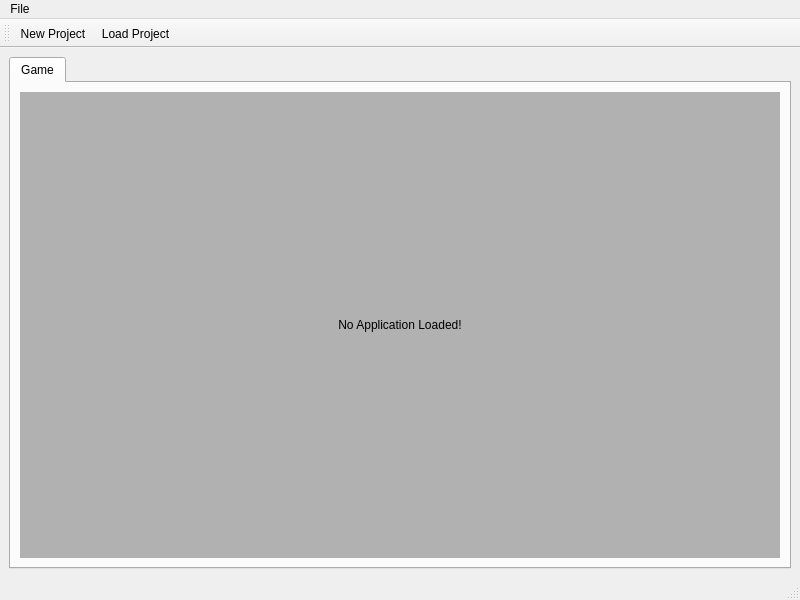
The window that View/mainwindow.ui (BlenderCN-Org/Maditor) describes before a commit, drawn with Qt 5.
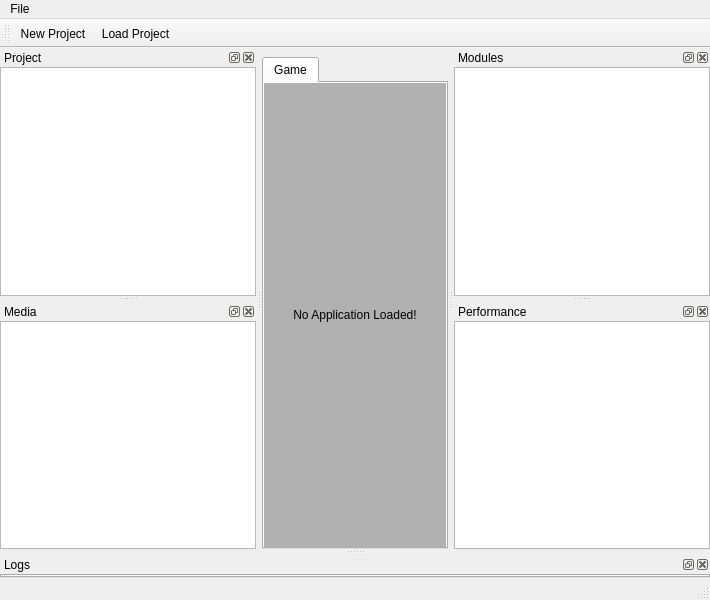
The same window after the commit. Icons and pictures are not drawn. Custom widgets are drawn as their Qt base class.

The edit to the form file:
```diff
--- a/View/mainwindow.ui
+++ b/View/mainwindow.ui
@@ -6,15 +6,39 @@
    <rect>
     <x>0</x>
     <y>0</y>
-    <width>800</width>
+    <width>710</width>
     <height>600</height>
    </rect>
   </property>
   <property name="windowTitle">
    <string>MainWindow</string>
   </property>
+  <property name="iconSize">
+   <size>
+    <width>20</width>
+    <height>20</height>
+   </size>
+  </property>
+  <property name="animated">
+   <bool>true</bool>
+  </property>
+  <property name="dockOptions">
+   <set>QMainWindow::AllowTabbedDocks|QMainWindow::AnimatedDocks</set>
+  </property>
   <widget class="QWidget" name="centralwidget">
    <layout class="QGridLayout" name="gridLayout">
+    <property name="leftMargin">
+     <number>0</number>
+    </property>
+    <property name="rightMargin">
+     <number>0</number>
+    </property>
+    <property name="bottomMargin">
+     <number>0</number>
+    </property>
+    <property name="spacing">
+     <number>0</number>
+    </property>
     <item row="0" column="0">
      <widget class="QTabWidget" name="tabWidget">
       <widget class="QWidget" name="gameTab">
@@ -22,6 +46,21 @@
         <string>Game</string>
        </attribute>
        <layout class="QGridLayout" name="gridLayout_2">
+        <property name="leftMargin">
+         <number>0</number>
+        </property>
+        <property name="topMargin">
+         <number>0</number>
+        </property>
+        <property name="rightMargin">
+         <number>0</number>
+        </property>
+        <property name="bottomMargin">
+         <number>0</number>
+        </property>
+        <property name="spacing">
+         <number>0</number>
+        </property>
         <item row="0" column="0">
          <widget class="Maditor::View::ApplicationWindow" name="game">
           <property name="palette">
@@ -135,7 +174,7 @@
     <rect>
      <x>0</x>
      <y>0</y>
-     <width>800</width>
+     <width>710</width>
      <height>21</height>
     </rect>
    </property>
@@ -156,6 +195,178 @@
    <addaction name="menuFile"/>
   </widget>
   <widget class="QStatusBar" name="statusbar"/>
+  <widget class="QDockWidget" name="modulesDockWidget">
+   <property name="windowTitle">
+    <string>Modules</string>
+   </property>
+   <attribute name="dockWidgetArea">
+    <number>2</number>
+   </attribute>
+   <widget class="QWidget" name="modulesDockWidgetContents">
+    <layout class="QGridLayout" name="gridLayout_3">
+     <property name="leftMargin">
+      <number>0</number>
+     </property>
+     <property name="topMargin">
+      <number>0</number>
+     </property>
+     <property name="rightMargin">
+      <number>0</number>
+     </property>
+     <property name="bottomMargin">
+      <number>0</number>
+     </property>
+     <property name="spacing">
+      <number>0</number>
+     </property>
+     <item row="0" column="0">
+      <widget class="QTableView" name="modulesWidget"/>
+     </item>
+    </layout>
+   </widget>
+  </widget>
+  <widget class="QDockWidget" name="performanceDockWidget">
+   <property name="windowTitle">
+    <string>Performance</string>
+   </property>
+   <attribute name="dockWidgetArea">
+    <number>2</number>
+   </attribute>
+   <widget class="QWidget" name="performanceDockWidgetContents">
+    <layout class="QGridLayout" name="gridLayout_4">
+     <property name="leftMargin">
+      <number>0</number>
+     </property>
+     <property name="topMargin">
+      <number>0</number>
+     </property>
+     <property name="rightMargin">
+      <number>0</number>
+     </property>
+     <property name="bottomMargin">
+      <number>0</number>
+     </property>
+     <property name="spacing">
+      <number>0</number>
+     </property>
+     <item row="0" column="0">
+      <widget class="Maditor::View::TreeView" name="performanceWidget">
+       <property name="locale">
+        <locale language="English" country="UnitedStates"/>
+       </property>
+       <property name="sortingEnabled">
+        <bool>true</bool>
+       </property>
+      </widget>
+     </item>
+    </layout>
+   </widget>
+  </widget>
+  <widget class="QDockWidget" name="projectDockWidget">
+   <property name="windowTitle">
+    <string>Project</string>
+   </property>
+   <attribute name="dockWidgetArea">
+    <number>1</number>
+   </attribute>
+   <widget class="QWidget" name="projectDockWidgetContents">
+    <layout class="QGridLayout" name="gridLayout_5">
+     <property name="leftMargin">
+      <number>0</number>
+     </property>
+     <property name="topMargin">
+      <number>0</number>
+     </property>
+     <property name="rightMargin">
+      <number>0</number>
+     </property>
+     <property name="bottomMargin">
+      <number>0</number>
+     </property>
+     <property name="spacing">
+      <number>0</number>
+     </property>
+     <item row="0" column="0">
+      <widget class="Maditor::View::TreeView" name="projectWidget">
+       <property name="locale">
+        <locale language="English" country="UnitedStates"/>
+       </property>
+       <property name="sortingEnabled">
+        <bool>true</bool>
+       </property>
+      </widget>
+     </item>
+    </layout>
+   </widget>
+  </widget>
+  <widget class="QDockWidget" name="mediaDockWidget">
+   <property name="windowTitle">
+    <string>Media</string>
+   </property>
+   <attribute name="dockWidgetArea">
+    <number>1</number>
+   </attribute>
+   <widget class="QWidget" name="mediaDockWidgetContents">
+    <layout class="QGridLayout" name="gridLayout_6">
+     <property name="leftMargin">
+      <number>0</number>
+     </property>
+     <property name="topMargin">
+      <number>0</number>
+     </property>
+     <property name="rightMargin">
+      <number>0</number>
+     </property>
+     <property name="bottomMargin">
+      <number>0</number>
+     </property>
+     <property name="spacing">
+      <number>0</number>
+     </property>
+     <item row="0" column="0">
+      <widget class="Maditor::View::FilesView" name="mediaWidget">
+       <property name="sortingEnabled">
+        <bool>true</bool>
+       </property>
+      </widget>
+     </item>
+    </layout>
+   </widget>
+  </widget>
+  <widget class="QDockWidget" name="logsDockWidget">
+   <property name="windowTitle">
+    <string>Logs</string>
+   </property>
+   <attribute name="dockWidgetArea">
+    <number>8</number>
+   </attribute>
+   <widget class="QWidget" name="logsDockWidgetContents">
+    <layout class="QGridLayout" name="gridLayout_7">
+     <property name="leftMargin">
+      <number>0</number>
+     </property>
+     <property name="topMargin">
+      <number>0</number>
+     </property>
+     <property name="rightMargin">
+      <number>0</number>
+     </property>
+     <property name="bottomMargin">
+      <number>0</number>
+     </property>
+     <property name="spacing">
+      <number>0</number>
+     </property>
+     <item row="0" column="0">
+      <widget class="Maditor::View::LogsTabWidget" name="logsWidget">
+       <property name="currentIndex">
+        <number>-1</number>
+       </property>
+      </widget>
+     </item>
+    </layout>
+   </widget>
+  </widget>
   <widget class="QToolBar" name="toolBar">
    <property name="windowTitle">
     <string>toolBar</string>
@@ -241,6 +452,22 @@
    <header>applicationwindow.h</header>
    <container>1</container>
   </customwidget>
+  <customwidget>
+   <class>Maditor::View::LogsTabWidget</class>
+   <extends>QTabWidget</extends>
+   <header>Logs/logstabwidget.h</header>
+   <container>1</container>
+  </customwidget>
+  <customwidget>
+   <class>Maditor::View::TreeView</class>
+   <extends>QTreeView</extends>
+   <header>treeview.h</header>
+  </customwidget>
+  <customwidget>
+   <class>Maditor::View::FilesView</class>
+   <extends>QTreeView</extends>
+   <header>Project/filesview.h</header>
+  </customwidget>
  </customwidgets>
  <resources>
   <include location="resources.qrc"/>
```
Left out of the diff: 15 changed lines with no effect on the pictures.
